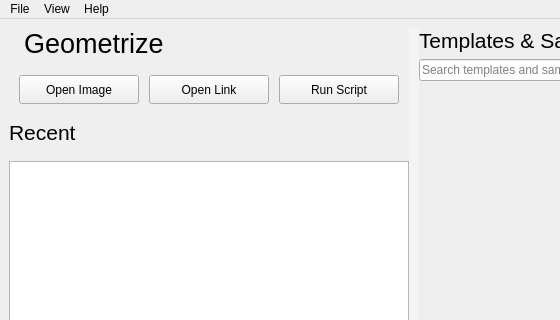
Tw1ddle/geometrize, file geometrize/dialog/launchwindow.ui: the form before one commit; both pictures show x 0 to 560 and y 0 to 320 of the 1280 by 720 pixel window.
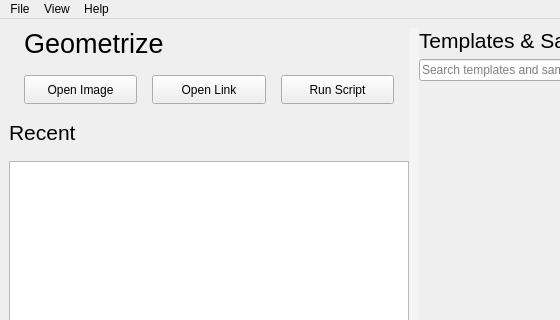
The form after the commit. Icons and pictures are not drawn. Custom widgets are drawn as their Qt base class.

Diff of the .ui file:
```diff
--- a/geometrize/dialog/launchwindow.ui
+++ b/geometrize/dialog/launchwindow.ui
@@ -10,10 +10,16 @@
     <height>720</height>
    </rect>
   </property>
+  <property name="sizePolicy">
+   <sizepolicy hsizetype="MinimumExpanding" vsizetype="Preferred">
+    <horstretch>0</horstretch>
+    <verstretch>0</verstretch>
+   </sizepolicy>
+  </property>
   <property name="minimumSize">
    <size>
-    <width>800</width>
-    <height>640</height>
+    <width>0</width>
+    <height>0</height>
    </size>
   </property>
   <property name="acceptDrops">
@@ -29,11 +35,17 @@
    <bool>true</bool>
   </property>
   <widget class="QWidget" name="centralWidget">
-   <layout class="QVBoxLayout" name="verticalLayout_5">
+   <property name="sizePolicy">
+    <sizepolicy hsizetype="MinimumExpanding" vsizetype="Preferred">
+     <horstretch>0</horstretch>
+     <verstretch>0</verstretch>
+    </sizepolicy>
+   </property>
+   <layout class="QHBoxLayout" name="horizontalLayout_5">
     <item>
      <widget class="QSplitter" name="centralSplitter">
       <property name="sizePolicy">
-       <sizepolicy hsizetype="Preferred" vsizetype="Preferred">
+       <sizepolicy hsizetype="MinimumExpanding" vsizetype="Preferred">
         <horstretch>0</horstretch>
         <verstretch>0</verstretch>
        </sizepolicy>
@@ -67,11 +79,17 @@
         <item>
          <widget class="QSplitter" name="templateRecentsSplitter">
           <property name="sizePolicy">
-           <sizepolicy hsizetype="Preferred" vsizetype="Preferred">
+           <sizepolicy hsizetype="MinimumExpanding" vsizetype="Preferred">
             <horstretch>0</horstretch>
             <verstretch>0</verstretch>
            </sizepolicy>
           </property>
+          <property name="minimumSize">
+           <size>
+            <width>800</width>
+            <height>400</height>
+           </size>
+          </property>
           <property name="styleSheet">
            <string notr="true">QSplitter::handle
 {
@@ -98,7 +116,7 @@
           </property>
           <widget class="QWidget" name="recentsWidget" native="true">
            <property name="sizePolicy">
-            <sizepolicy hsizetype="Preferred" vsizetype="Preferred">
+            <sizepolicy hsizetype="MinimumExpanding" vsizetype="Preferred">
              <horstretch>0</horstretch>
              <verstretch>0</verstretch>
             </sizepolicy>
@@ -191,16 +209,16 @@
               <item>
                <layout class="QHBoxLayout" name="horizontalLayout">
                 <property name="spacing">
-                 <number>10</number>
+                 <number>15</number>
                 </property>
                 <property name="leftMargin">
-                 <number>10</number>
+                 <number>15</number>
                 </property>
                 <property name="topMargin">
                  <number>10</number>
                 </property>
                 <property name="rightMargin">
-                 <number>10</number>
+                 <number>15</number>
                 </property>
                 <property name="bottomMargin">
                  <number>10</number>
```
Left out of the diff: 8 changed lines with no effect on the pictures.
